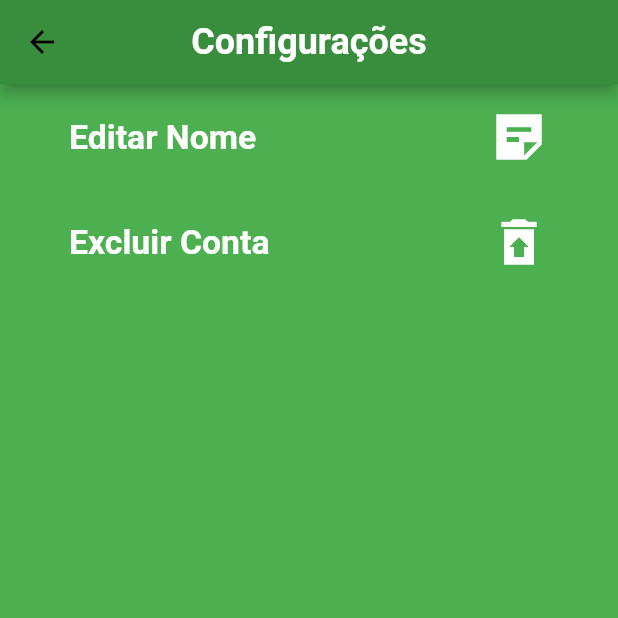
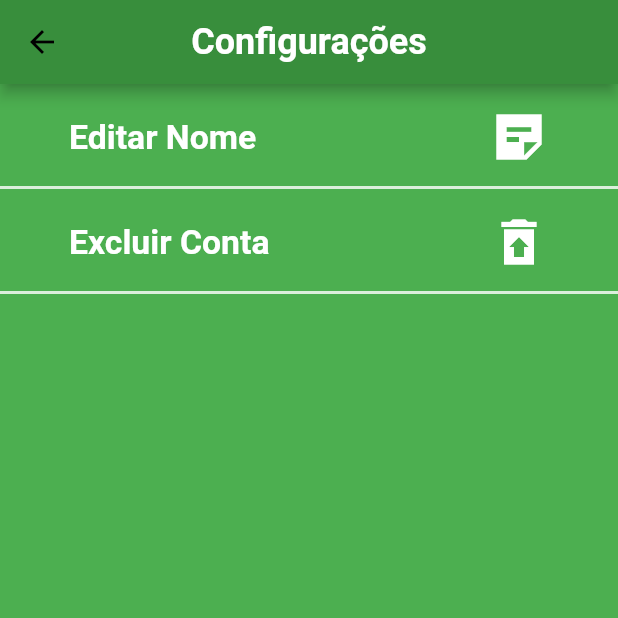
Before and after one commit to thiagoassisk8/bsb_go, a Flutter app: the Configuracoes screen opened directly, on a phone screen of 412 x 824 dp, the top half of it. Run offline on Flutter 3.47's test engine with Material 2 defaults, Android fonts, the phone set to English and light mode, and no system bars; our stand-ins replace bloc, flutter_bloc, google_maps_flutter, rxdart.

Commit message:
inclusão de linhas

```diff
--- a/lib/pages/config.dart
+++ b/lib/pages/config.dart
@@ -48,6 +48,7 @@ class Configuracoes extends StatelessWidget with NavigationStates {
                 ),
               ),
             ),
+            Divider(height: 0, thickness: 2, color: Colors.white.withOpacity(0.8), indent: 0, endIndent: 0,),
             Flexible(
               child: FlatButton(
                 onPressed: () {},
@@ -79,6 +80,7 @@ class Configuracoes extends StatelessWidget with NavigationStates {
                 ),
               ),
             ),
+            Divider(height: 0, thickness: 2, color: Colors.white.withOpacity(0.8), indent: 0, endIndent: 0,),
 
 
           ]
```
